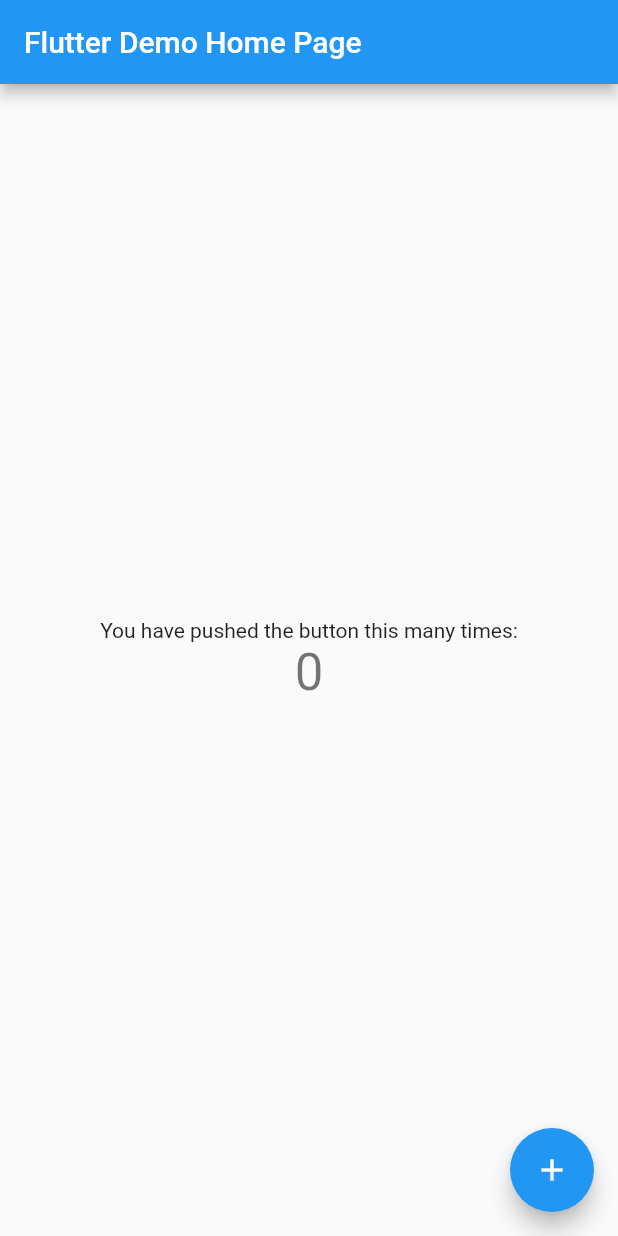
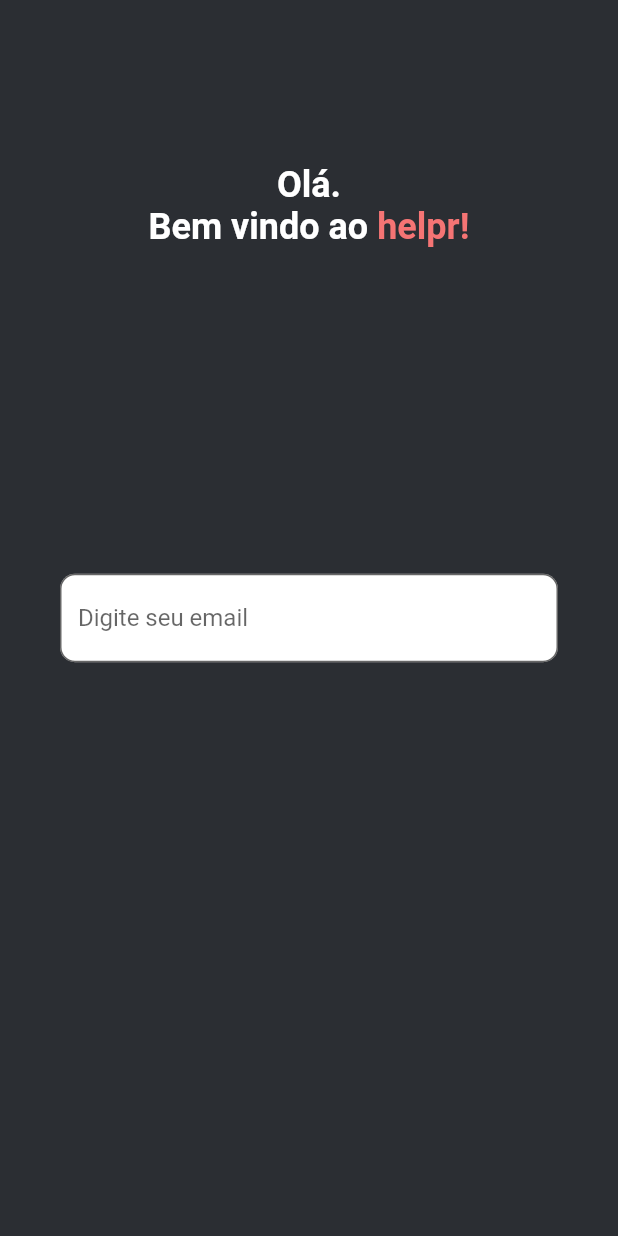
Before and after one commit to franzon/helpr-mobile, a Flutter app: the screen it shows after launch, on a phone screen of 412 x 824 dp. Run offline on Flutter 3.47's test engine with Material 2 defaults, Android fonts, the phone set to English and light mode, and no system bars; our stand-ins replace flutter_spinkit, rxdart; missing offline and left inert: flutter_stetho; statements that could not run were skipped.

Commit message:
Auth email input page

```diff
--- /dev/null
+++ b/lib/api/login_api.dart
@@ -0,0 +1,22 @@
+import 'dart:convert';
+
+import 'package:http/http.dart' as http;
+import 'package:mobile/utils/constants.dart';
+
+class UserApi {
+  static Future<Map> getUser(String email) async {
+    // await new Future.delayed(const Duration(seconds: 4)); //recommend
+
+    final response = await http.get("$apiUrl/auth/get-user/$email");
+    final responseJson = json.decode(response.body);
+
+    if (response.statusCode == 200) {
+      if (responseJson["data"] == null) {
+        return {"name": null};
+      }
+      return {"name": responseJson["data"]["name"]};
+    } else {
+      return null;
+    }
+  }
+}
--- a/lib/main.dart
+++ b/lib/main.dart
@@ -1,111 +1,26 @@
 import 'package:flutter/material.dart';
+import 'package:flutter_stetho/flutter_stetho.dart';
+import 'package:mobile/routes.dart';
+import 'package:mobile/utils/constants.dart';
 
-void main() => runApp(MyApp());
+main() {
+  // Stetho.initialize();
+  runApp(
+    App(),
+  );
+}
 
-class MyApp extends StatelessWidget {
-  // This widget is the root of your application.
+class App extends StatelessWidget {
   @override
   Widget build(BuildContext context) {
     return MaterialApp(
-      title: 'Flutter Demo',
-      theme: ThemeData(
-        // This is the theme of your application.
-        //
-        // Try running your application with "flutter run". You'll see the
-        // application has a blue toolbar. Then, without quitting the app, try
-        // changing the primarySwatch below to Colors.green and then invoke
-        // "hot reload" (press "r" in the console where you ran "flutter run",
-        // or simply save your changes to "hot reload" in a Flutter IDE).
-        // Notice that the counter didn't reset back to zero; the application
-        // is not restarted.
-        primarySwatch: Colors.blue,
-      ),
-      home: MyHomePage(title: 'Flutter Demo Home Page'),
-    );
+        initialRoute: '/',
+        routes: routes,
+        debugShowCheckedModeBanner: false,
+        theme: ThemeData(
+          backgroundColor: colors["backgroundColor"],
+          accentColor: colors["accentColor"],
+          primaryColor: colors["primaryColor"],
+        ));
   }
 }
-
-class MyHomePage extends StatefulWidget {
-  MyHomePage({Key key, this.title}) : super(key: key);
-
-  // This widget is the home page of your application. It is stateful, meaning
-  // that it has a State object (defined below) that contains fields that affect
-  // how it looks.
-
-  // This class is the configuration for the state. It holds the values (in this
-  // case the title) provided by the parent (in this case the App widget) and
-  // used by the build method of the State. Fields in a Widget subclass are
-  // always marked "final".
-
-  final String title;
-
-  @override
-  _MyHomePageState createState() => _MyHomePageState();
-}
-
-class _MyHomePageState extends State<MyHomePage> {
-  int _counter = 0;
-
-  void _incrementCounter() {
-    setState(() {
-      // This call to setState tells the Flutter framework that something has
-      // changed in this State, which causes it to rerun the build method below
-      // so that the display can reflect the updated values. If we changed
-      // _counter without calling setState(), then the build method would not be
-      // called again, and so nothing would appear to happen.
-      _counter++;
-    });
-  }
-
-  @override
-  Widget build(BuildContext context) {
-    // This method is rerun every time setState is called, for instance as done
-    // by the _incrementCounter method above.
-    //
-    // The Flutter framework has been optimized to make rerunning build methods
-    // fast, so that you can just rebuild anything that needs updating rather
-    // than having to individually change instances of widgets.
-    return Scaffold(
-      appBar: AppBar(
-        // Here we take the value from the MyHomePage object that was created by
-        // the App.build method, and use it to set our appbar title.
-        title: Text(widget.title),
-      ),
-      body: Center(
-        // Center is a layout widget. It takes a single child and positions it
-        // in the middle of the parent.
-        child: Column(
-          // Column is also layout widget. It takes a list of children and
-          // arranges them vertically. By default, it sizes itself to fit its
-          // children horizontally, and tries to be as tall as its parent.
-          //
-          // Invoke "debug painting" (press "p" in the console, choose the
-          // "Toggle Debug Paint" action from the Flutter Inspector in Android
-          // Studio, or the "Toggle Debug Paint" command in Visual Studio Code)
-          // to see the wireframe for each widget.
-          //
-          // Column has various properties to control how it sizes itself and
-          // how it positions its children. Here we use mainAxisAlignment to
-          // center the children vertically; the main axis here is the vertical
-          // axis because Columns are vertical (the cross axis would be
-          // horizontal).
-          mainAxisAlignment: MainAxisAlignment.center,
-          children: <Widget>[
-            Text(
-              'You have pushed the button this many times:',
-            ),
-            Text(
-              '$_counter',
-              style: Theme.of(context).textTheme.display1,
-            ),
-          ],
-        ),
-      ),
-      floatingActionButton: FloatingActionButton(
-        onPressed: _incrementCounter,
-        tooltip: 'Increment',
-        child: Icon(Icons.add),
-      ), // This trailing comma makes auto-formatting nicer for build methods.
-    );
-  }
-}
--- /dev/null
+++ b/lib/pages/login/login.dart
@@ -0,0 +1,3 @@
+export 'login_page.dart';
+export 'login_new_user_page.dart';
+export 'login_password_page.dart';
--- /dev/null
+++ b/lib/pages/login/login_new_user_page.dart
@@ -0,0 +1,12 @@
+import 'package:flutter/material.dart';
+
+class LoginNewUserPage extends StatelessWidget {
+  final String email;
+
+  LoginNewUserPage({this.email});
+
+  @override
+  Widget build(BuildContext context) {
+    return Container(child: Text("LoginNewUserPage"));
+  }
+}
--- /dev/null
+++ b/lib/pages/login/login_page.dart
@@ -0,0 +1,138 @@
+import 'package:flutter/material.dart';
+import 'package:mobile/api/login_api.dart';
+import 'package:mobile/widgets/helpr_button.dart';
+import 'package:mobile/widgets/helpr_input.dart';
+import 'package:rxdart/rxdart.dart';
+
+class LoginPage extends StatefulWidget {
+  @override
+  State<StatefulWidget> createState() {
+    return _LoginPageState();
+  }
+}
+
+class _LoginPageState extends State<LoginPage> {
+  final emailListener = BehaviorSubject<TextOutput>();
+  final clickListener =
+      BehaviorSubject<ButtonStatus>.seeded(ButtonStatus.initial);
+
+  bool showButton = false;
+
+  void continueButtonPressed() async {
+    // Useless befause button only appears when email is valid.
+    if (this.emailListener.hasValue && this.emailListener.value.valid) {
+      final user = await UserApi.getUser(this.emailListener.value.value);
+
+      this.clickListener.add(ButtonStatus.completed);
+
+      if (user["name"] != null) {
+        Navigator.pushNamed(context, "/login/password");
+      } else {
+        Navigator.pushNamed(context, "/login/new-user");
+      }
+    }
+  }
+
+  @override
+  void initState() {
+    super.initState();
+    emailListener.listen((data) {
+      setState(() {
+        showButton = data.valid;
+      });
+    });
+
+    clickListener.where((item) => item == ButtonStatus.loading).listen((x) {
+      debugPrint('clicked');
+      this.continueButtonPressed();
+    });
+  }
+
+  @override
+  void dispose() {
+    super.dispose();
+    emailListener.close();
+    clickListener.close();
+  }
+
+  @override
+  Widget build(BuildContext context) {
+    return Scaffold(
+      body: Container(
+        color: Theme.of(context).backgroundColor,
+        child: Column(
+          children: <Widget>[
+            Expanded(
+              child: Container(
+                child: Column(
+                  mainAxisAlignment: MainAxisAlignment.center,
+                  children: <Widget>[
+                    Text(
+                      "Olá.",
+                      style: TextStyle(
+                          color: Theme.of(context).accentColor,
+                          fontSize: 24,
+                          fontWeight: FontWeight.bold),
+                    ),
+                    Row(
+                      mainAxisAlignment: MainAxisAlignment.center,
+                      children: <Widget>[
+                        Text(
+                          "Bem vindo ao ",
+                          style: TextStyle(
+                              color: Theme.of(context).accentColor,
+                              fontSize: 24,
+                              fontWeight: FontWeight.bold),
+                        ),
+                        Text(
+                          "helpr!",
+                          style: TextStyle(
+                              color: Theme.of(context).primaryColor,
+                              fontSize: 24,
+                              fontWeight: FontWeight.bold),
+                        )
+                      ],
+                    )
+                  ],
+                ),
+              ),
+            ),
+            Expanded(
+              child: Container(
+                child: Column(
+                  mainAxisAlignment: MainAxisAlignment.center,
+                  children: <Widget>[
+                    Padding(
+                      padding: const EdgeInsets.only(left: 40, right: 40),
+                      child: HelprEmailInput(
+                        output: emailListener,
+                      ),
+                    )
+                  ],
+                ),
+              ),
+            ),
+            Expanded(
+              child: Container(
+                child: Row(
+                  children: <Widget>[
+                    Expanded(
+                      child: showButton
+                          ? Padding(
+                              padding: EdgeInsets.only(left: 40, right: 40),
+                              child: HelprButton(
+                                text: "CONTINUAR",
+                                clickListener: clickListener,
+                              ))
+                          : Container(),
+                    ),
+                  ],
+                ),
+              ),
+            )
+          ],
+        ),
+      ),
+    );
+  }
+}
--- /dev/null
+++ b/lib/pages/login/login_password_page.dart
@@ -0,0 +1,13 @@
+import 'package:flutter/material.dart';
+
+class LoginPasswordPage extends StatelessWidget {
+
+  final String email;
+
+  LoginPasswordPage({this.email});
+
+  @override
+  Widget build(BuildContext context) {
+    return Container(child: Text("LoginPasswordPage"));
+  }
+}
--- /dev/null
+++ b/lib/routes.dart
@@ -0,0 +1,7 @@
+import 'package:mobile/pages/login/login.dart';
+
+final routes = {
+  '/': (context) => LoginPage(),
+  '/login/password': (context) => LoginPasswordPage(),
+  '/login/new-user': (context) => LoginNewUserPage(),
+};
--- /dev/null
+++ b/lib/utils/constants.dart
@@ -0,0 +1,8 @@
+import 'package:flutter/material.dart';
+
+final apiUrl = 'http://127.0.0.1:3000/api';
+final colors = {
+  "backgroundColor": Color(0xFF2B2E33),
+  "primaryColor": Color(0xFFF57474),
+  "accentColor": Colors.white
+};
--- /dev/null
+++ b/lib/widgets/helpr_input.dart
@@ -0,0 +1,72 @@
+import 'package:flutter/material.dart';
+import 'package:rxdart/rxdart.dart';
+
+class TextOutput {
+  final String value;
+  final bool valid;
+
+  TextOutput(this.value, this.valid);
+}
+
+class HelprEmailInput extends StatefulWidget {
+  final BehaviorSubject<TextOutput> output;
+
+  HelprEmailInput({@required this.output});
+
+  @override
+  _HelprEmailInputState createState() =>
+      _HelprEmailInputState(output: this.output);
+}
+
+class _HelprEmailInputState extends State<HelprEmailInput> {
+  final RegExp regex = new RegExp(
+      r"^[a-zA-Z0-9.!#$%&'*+/=?^_`{|}~-]+@[a-zA-Z0-9](?:[a-zA-Z0-9-]{0,61}[a-zA-Z0-9])?(?:\.[a-zA-Z0-9](?:[a-zA-Z0-9-]{0,61}[a-zA-Z0-9])?)*$");
+  final BehaviorSubject<TextOutput> output;
+  final BehaviorSubject<String> input = new BehaviorSubject<String>.seeded("");
+
+  bool isValid = false;
+
+  _HelprEmailInputState({@required this.output});
+
+  @override
+  void initState() {
+    super.initState();
+    input.debounce(new Duration(milliseconds: 300)).listen((text) {
+      bool correctFormat = this.regex.hasMatch(text);
+      if (correctFormat) {
+        setState(() {
+          isValid = true;
+        });
+      } else {
+        setState(() {
+          isValid = false;
+        });
+      }
+      output.add(TextOutput(text, correctFormat));
+    });
+  }
+
+  @override
+  void dispose() {
+    super.dispose();
+    input.close();
+  }
+
+  @override
+  Widget build(BuildContext context) {
+    return TextField(
+      onChanged: (text) => input.add(text),
+      keyboardType: TextInputType.emailAddress,
+      decoration: InputDecoration(
+          filled: true,
+          fillColor: Theme.of(context).accentColor,
+          focusedBorder: OutlineInputBorder(
+              borderSide: BorderSide(color: Colors.transparent),
+              borderRadius: BorderRadius.all(Radius.circular(10))),
+          border: OutlineInputBorder(
+              borderSide: BorderSide(color: Colors.transparent),
+              borderRadius: BorderRadius.all(Radius.circular(10))),
+          hintText: "Digite seu email"),
+    );
+  }
+}
--- a/pubspec.yaml
+++ b/pubspec.yaml
@@ -19,6 +19,10 @@
 dependencies:
   flutter:
     sdk: flutter
+  rxdart: ^0.21.0
+  flutter_spinkit: "^3.1.0"
+  http: ^0.12.0+1
+  flutter_stetho: ^0.2.2
 
   # The following adds the Cupertino Icons font to your application.
   # Use with the CupertinoIcons class for iOS style icons.
```
Also changed, not shown: lib/widgets/helpr_button.dart (added, +75 -0 lines), pubspec.lock.
